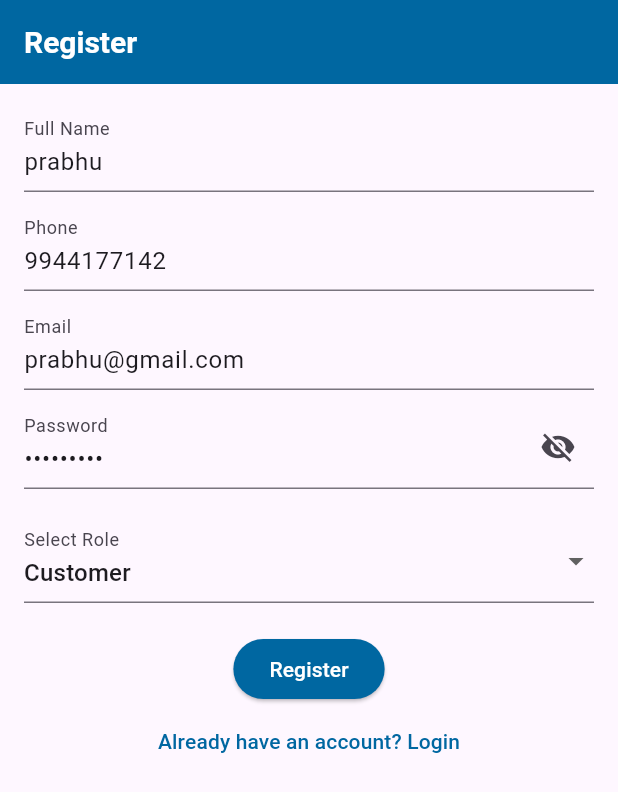
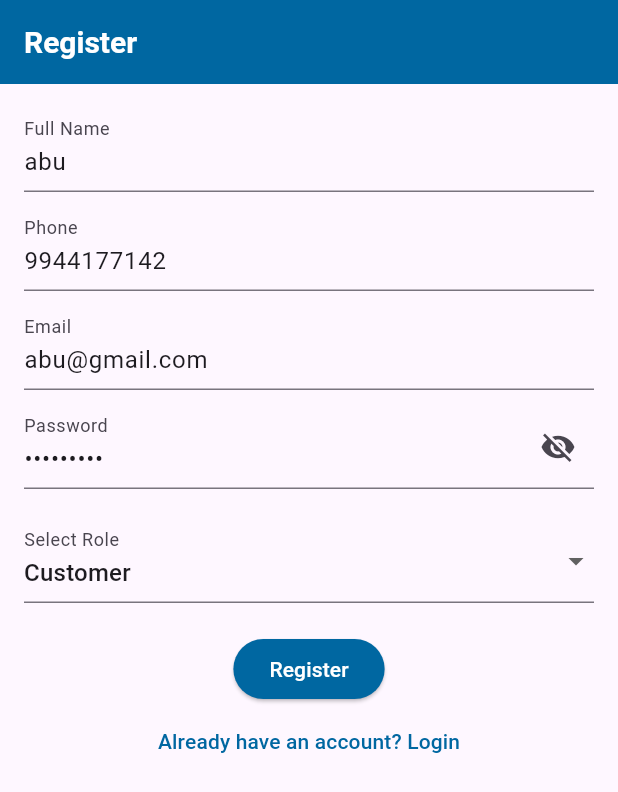
Before and after one commit to vprabhu1771/flutter_supabase_milk_subscription, a Flutter app: the RegisterScreen screen opened directly, on a phone screen of 412 x 824 dp. Shown: the top 792 px of the screen. Run offline on Flutter 3.47's test engine with Material 3 defaults, Android fonts, the phone set to English and light mode, and no system bars; our stand-ins replace fl_chart, flutter_datetime_picker_plus, flutter_dotenv, flutter_secure_storage, flutter_slidable, fluttertoast and 5 more; missing offline and left inert: flutter_polyline_points; accounts and stored records are empty.

Commit message:
Update RegisterScreen.dart

```diff
--- a/lib/screens/auth/RegisterScreen.dart
+++ b/lib/screens/auth/RegisterScreen.dart
@@ -22,9 +22,9 @@ class _RegisterScreenState extends State<RegisterScreen> {
   final _formKey = GlobalKey<FormState>();
   final storage = FlutterSecureStorage();
 
-  final TextEditingController nameController = TextEditingController(text: "prabhu");
+  final TextEditingController nameController = TextEditingController(text: "abu");
   final TextEditingController phoneController = TextEditingController(text: "9944177142");
-  final TextEditingController emailController = TextEditingController(text: "prabhu@gmail.com");
+  final TextEditingController emailController = TextEditingController(text: "abu@gmail.com");
   final TextEditingController passwordController = TextEditingController(text: "admin@123");
 
   bool _isLoading = false;
```
